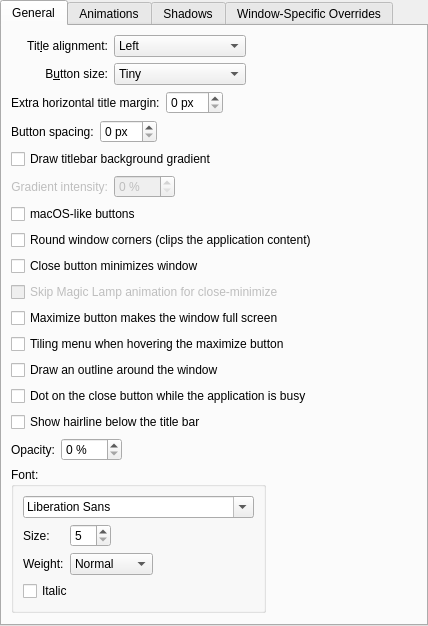
Before: the Qt Designer form pearos-window-borders/config/ui/breezeconfigurationui.ui in pearOS-archlinux/pkgbuilds, drawn with Qt 5.
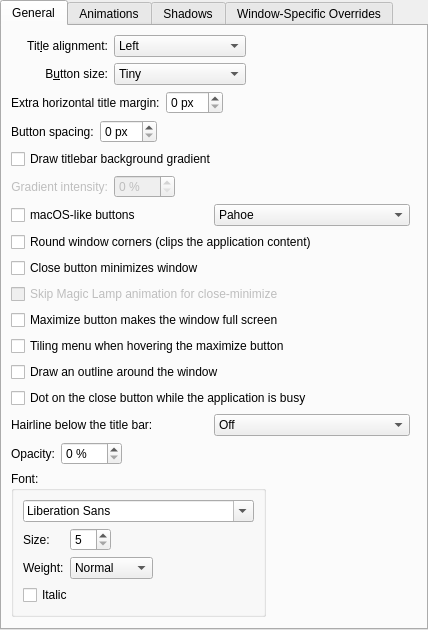
After: the same form once the commit is applied. Custom widgets are drawn as their Qt base class.

Commit message: pearos-window-borders: hairline auto-fade + Goldwing traffic-light style (pkgrel 13)

```diff
--- a/pearos-window-borders/config/ui/breezeconfigurationui.ui
+++ b/pearos-window-borders/config/ui/breezeconfigurationui.ui
@@ -215,11 +215,36 @@
         </widget>
        </item>
        <item row="6" column="0" colspan="3">
-        <widget class="QCheckBox" name="macOSButtons">
-         <property name="text">
-          <string>macOS-like buttons</string>
-         </property>
-        </widget>
+        <layout class="QHBoxLayout" name="horizontalLayout_macOSButtons">
+         <item>
+          <widget class="QCheckBox" name="macOSButtons">
+           <property name="text">
+            <string>macOS-like buttons</string>
+           </property>
+          </widget>
+         </item>
+         <item>
+          <widget class="QComboBox" name="trafficLightStyle">
+           <item>
+            <property name="text">
+             <string comment="@item:inlistbox macOS-like button style">Pahoe</string>
+            </property>
+           </item>
+           <item>
+            <property name="text">
+             <string comment="@item:inlistbox macOS-like button style">Goldwing (latest)</string>
+            </property>
+           </item>
+          </widget>
+         </item>
+         <item>
+          <spacer name="horizontalSpacer_macOSButtons">
+           <property name="orientation">
+            <enum>Qt::Horizontal</enum>
+           </property>
+          </spacer>
+         </item>
+        </layout>
        </item>
        <item row="7" column="0" colspan="3">
         <widget class="QCheckBox" name="roundedCorners">
@@ -274,11 +299,44 @@
         </widget>
        </item>
        <item row="14" column="0" colspan="3">
-        <widget class="QCheckBox" name="showHairline">
-         <property name="text">
-          <string>Show hairline below the title bar</string>
-         </property>
-        </widget>
+        <layout class="QHBoxLayout" name="horizontalLayout_hairline">
+         <item>
+          <widget class="QLabel" name="label_hairline">
+           <property name="text">
+            <string>Hairline below the title bar:</string>
+           </property>
+           <property name="buddy">
+            <cstring>hairlineMode</cstring>
+           </property>
+          </widget>
+         </item>
+         <item>
+          <widget class="QComboBox" name="hairlineMode">
+           <item>
+            <property name="text">
+             <string comment="@item:inlistbox Hairline below the title bar:">Off</string>
+            </property>
+           </item>
+           <item>
+            <property name="text">
+             <string comment="@item:inlistbox Hairline below the title bar:">On</string>
+            </property>
+           </item>
+           <item>
+            <property name="text">
+             <string comment="@item:inlistbox Hairline below the title bar:">Auto (show on hover)</string>
+            </property>
+           </item>
+          </widget>
+         </item>
+         <item>
+          <spacer name="horizontalSpacer_hairline">
+           <property name="orientation">
+            <enum>Qt::Horizontal</enum>
+           </property>
+          </spacer>
+         </item>
+        </layout>
        </item>
        <item row="15" column="0" colspan="3">
         <layout class="QGridLayout" name="gridLayout_2" columnstretch="0,0,0,1">
```
Left out of the diff: 6 changed lines with no effect on the pictures. The commit also changes 7 other files.
